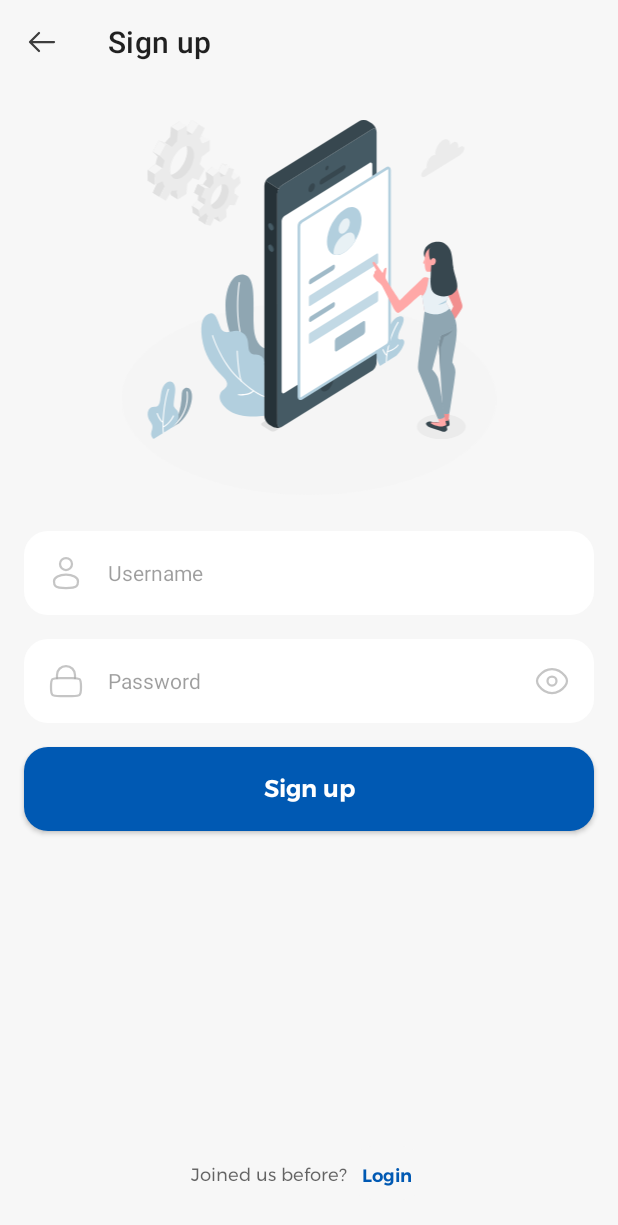
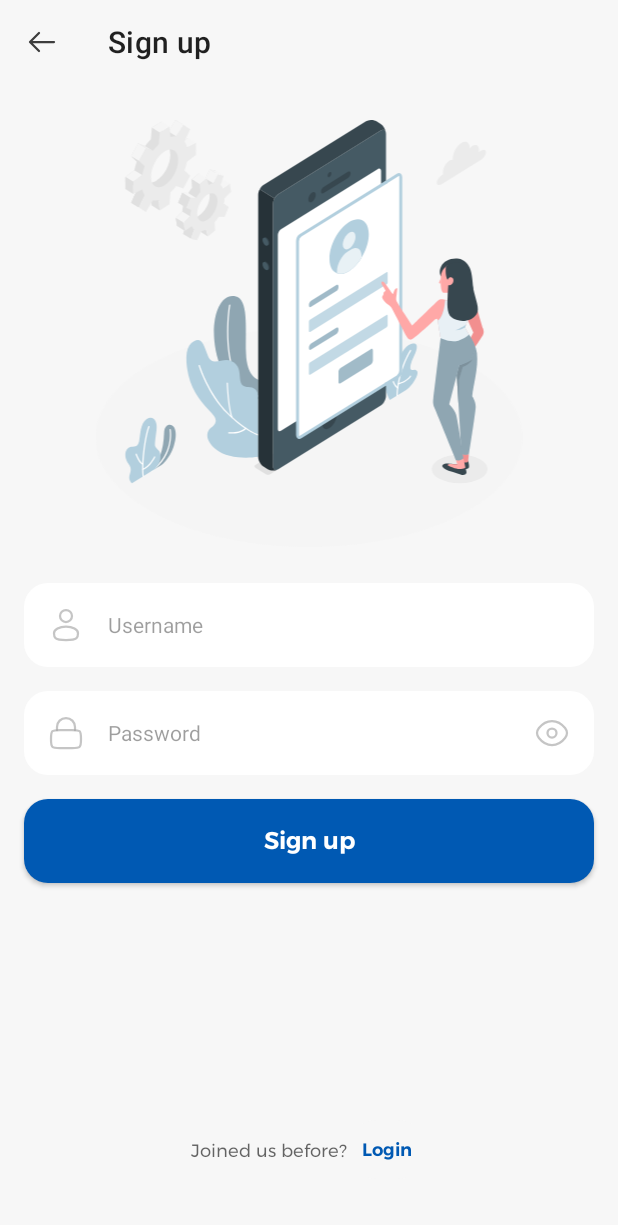
Before and after one commit to The-Cupcake-team/ToDo, an Android app: the screen it shows after launch (MainActivity), on a phone screen of 412 x 824 dp. Shown: the top 1225 px of the screen. Run offline under Robolectric (Android 15) with nearby library versions, the phone set to English and light mode, and no system bars.

Commit message:
fix sizes issue

```diff
--- a/app/src/main/res/drawable/button_rectangle_ripple.xml
+++ b/app/src/main/res/drawable/button_rectangle_ripple.xml
@@ -3,14 +3,14 @@
         <shape android:shape="rectangle">
             <solid android:color="@color/color_background" />
             <corners android:radius="24dp" />
-            <padding android:bottom="7dp" android:left="10dp" android:right="10dp" android:top="10dp" />
+            <padding android:bottom="10dp" android:left="10dp" android:right="10dp" android:top="10dp" />
         </shape>
     </item>
     <item android:state_pressed="true">
         <shape android:shape="rectangle">
             <solid android:color="@color/color_text_tertiary" />
             <corners android:radius="24dp" />
-            <padding android:bottom="7dp" android:left="10dp" android:right="10dp" android:top="10dp" />
+            <padding android:bottom="10dp" android:left="10dp" android:right="10dp" android:top="10dp" />
         </shape>
 
     </item>
--- a/app/src/main/res/layout/fragment_sign_up.xml
+++ b/app/src/main/res/layout/fragment_sign_up.xml
@@ -4,7 +4,8 @@
     android:layout_width="match_parent"
     android:layout_height="match_parent"
     android:background="@color/color_background"
-    android:fillViewport="true">
+    android:fillViewport="true"
+    android:scrollbars="none">
 
     <androidx.constraintlayout.widget.ConstraintLayout
         android:layout_width="match_parent"
@@ -34,10 +35,11 @@
         <ImageView
             android:id="@+id/image_sign_up"
             android:layout_width="match_parent"
-            android:layout_height="wrap_content"
+            android:layout_height="0dp"
             android:layout_marginHorizontal="@dimen/spacing_medium"
             android:layout_marginTop="@dimen/spacing_medium"
             android:contentDescription="@string/sign_up"
+            app:layout_constraintDimensionRatio="16:12"
             android:src="@drawable/image_signup"
             app:layout_constraintTop_toBottomOf="@+id/top_bar" />
 
@@ -81,26 +83,25 @@
             android:textSize="@dimen/font_size_title"
             app:layout_constraintTop_toBottomOf="@id/edit_text_password"/>
 
-
         <TextView
             android:id="@+id/text_view_question"
             android:layout_width="wrap_content"
             android:layout_height="wrap_content"
-            android:layout_marginBottom="@dimen/spacing_xlarge"
             android:fontFamily="@font/montserrat"
+            android:layout_marginTop="120dp"
             android:text="@string/joined_us_before"
             android:textColor="@color/color_text_secondary"
             android:textSize="@dimen/font_size_caption"
             app:layout_constraintBottom_toBottomOf="parent"
             app:layout_constraintEnd_toStartOf="@+id/text_view_login"
             app:layout_constraintHorizontal_chainStyle="packed"
-            app:layout_constraintStart_toStartOf="parent" />
+            app:layout_constraintStart_toStartOf="parent"
+            app:layout_constraintTop_toBottomOf="@+id/button_sign_up" />
 
         <TextView
             android:id="@+id/text_view_login"
             android:layout_width="wrap_content"
             android:layout_height="wrap_content"
-            android:layout_marginBottom="@dimen/spacing_large"
             android:background="@drawable/button_rectangle_ripple"
             android:clickable="true"
             android:focusable="true"
@@ -108,9 +109,10 @@
             android:text="@string/login"
             android:textColor="@color/brand"
             android:textSize="@dimen/font_size_caption"
-            app:layout_constraintBottom_toBottomOf="parent"
+            app:layout_constraintBottom_toBottomOf="@+id/text_view_question"
             app:layout_constraintEnd_toEndOf="parent"
-            app:layout_constraintStart_toEndOf="@+id/text_view_question" />
+            app:layout_constraintStart_toEndOf="@+id/text_view_question"
+            app:layout_constraintTop_toTopOf="@+id/text_view_question" />
 
     </androidx.constraintlayout.widget.ConstraintLayout>
 </ScrollView>
```
